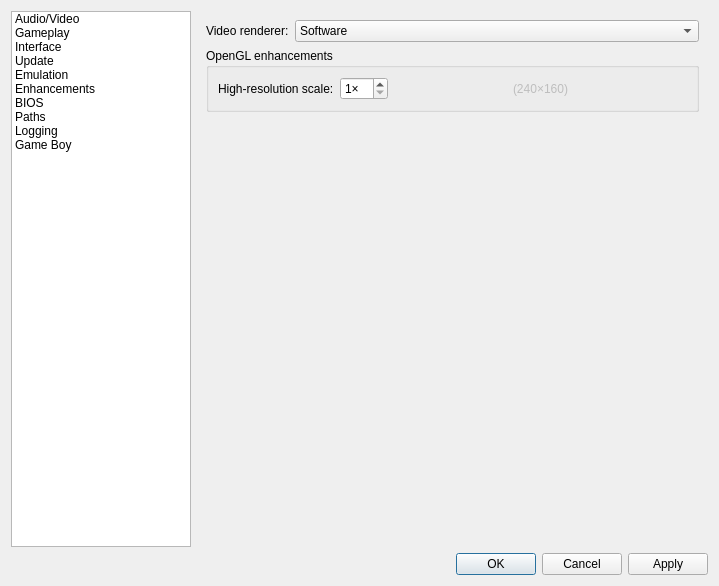
The window that src/platform/qt/SettingsView.ui (mgba-emu/mgba) describes before a commit, drawn with Qt 5.
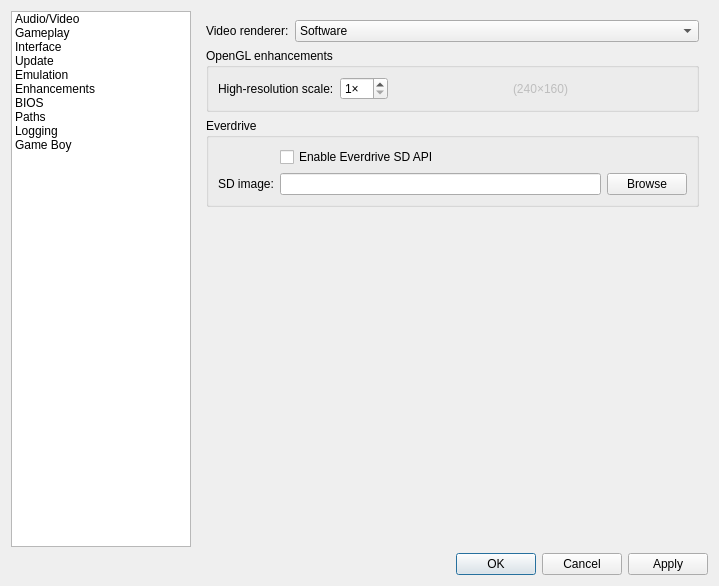
The same window after the commit. The open tabs and pages were chosen to show the change.

Commit message: GBA Cart: Add Everdrive SD emulation

What changed in the file:
```diff
--- a/src/platform/qt/SettingsView.ui
+++ b/src/platform/qt/SettingsView.ui
@@ -1386,6 +1386,43 @@
          </layout>
         </widget>
        </item>
+        <item row="2" column="0" colspan="2">
+         <widget class="QGroupBox" name="everdriveGroup">
+          <property name="title">
+           <string>Everdrive</string>
+          </property>
+          <layout class="QFormLayout" name="formLayout_20">
+           <item row="0" column="1">
+            <widget class="QCheckBox" name="everdriveSdEnable">
+             <property name="text">
+              <string>Enable Everdrive SD API</string>
+             </property>
+            </widget>
+           </item>
+           <item row="1" column="0">
+            <widget class="QLabel" name="labelEverdriveSdImage">
+             <property name="text">
+              <string>SD image:</string>
+             </property>
+            </widget>
+           </item>
+           <item row="1" column="1">
+            <layout class="QHBoxLayout" name="horizontalLayoutEverdriveSdImage">
+             <item>
+              <widget class="QLineEdit" name="everdriveSdImage"/>
+             </item>
+             <item>
+              <widget class="QPushButton" name="everdriveSdImageBrowse">
+               <property name="text">
+                <string>Browse</string>
+               </property>
+              </widget>
+             </item>
+            </layout>
+           </item>
+          </layout>
+         </widget>
+        </item>
       </layout>
      </widget>
      <widget class="QWidget" name="bios">
```
The commit also changes 7 other files.
